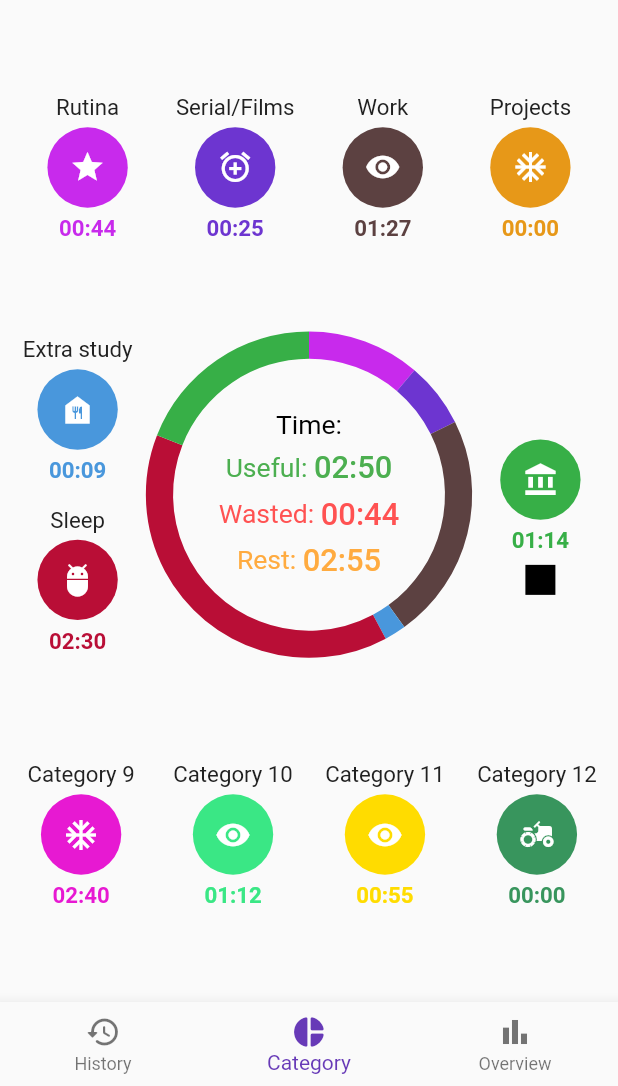
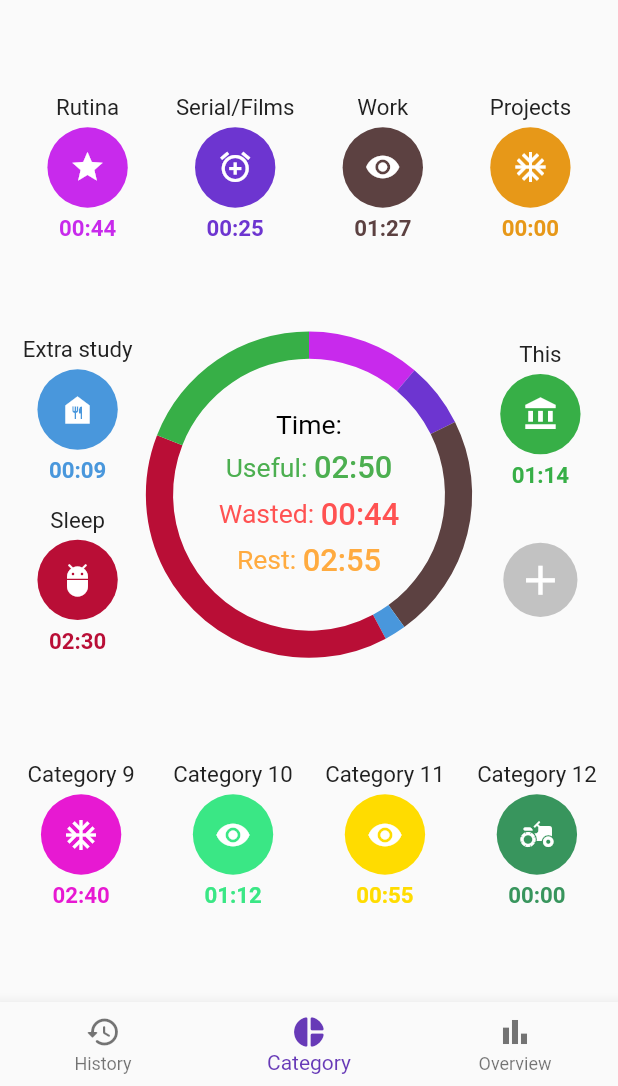
Before and after one commit to CptTapochek/TimeSaver, a Flutter app: the screen it shows after launch, on a phone screen of 412 x 824 dp, the part 150-1236 px from its top. Run offline on Flutter 3.47's test engine with Material 2 defaults, Android fonts, the phone set to English and light mode, and no system bars; our stand-ins replace syncfusion_flutter_charts.

Commit message:
has been added "add category button", refactoring code from "CategoryBlock.dart"

```diff
--- a/lib/Blocks/CategoryBlock.dart
+++ b/lib/Blocks/CategoryBlock.dart
@@ -2,7 +2,7 @@ import 'package:flutter/material.dart';
 import 'package:time_saver/Blocks/addTime.dart';
 
 
-class Category extends StatelessWidget {
+class Category extends StatefulWidget {
   const Category({Key? key,
     required this.categoryColor,
     required this.categoryTitle,
@@ -16,9 +16,28 @@ class Category extends StatelessWidget {
   final int categoryTime;
 
   @override
+  State<Category> createState() => CategoryState();
+}
+
+class CategoryState extends State<Category> {
+  var data = {};
+
+  @override
+  void initState(){
+    super.initState();
+  }
+
+  @override
   Widget build(BuildContext context) {
+    data = {
+      "color": widget.categoryColor,
+      "title": widget.categoryTitle,
+      "icon": widget.categoryIcon,
+      "time": widget.categoryTime
+    };
+
     int hours = 0, minutes = 0;
-    for(var i = 0; i < categoryTime; i++){
+    for(var i = 0; i < data["time"]; i++){
       if(i % 60 == 0){
         minutes++;
         if(minutes % 60 == 0){
@@ -33,8 +52,9 @@ class Category extends StatelessWidget {
     return Container(
         child: TextButton(
           onPressed: () {
-            Scaffold.of(context).showBottomSheet<void>(
-                (BuildContext context){
+            showModalBottomSheet<void>(
+              context: context,
+              builder: (BuildContext context){
                   return BottomSheetAddTime(context);
                 }
             );
@@ -47,7 +67,7 @@ class Category extends StatelessWidget {
                     child: RichText(
                       overflow: TextOverflow.ellipsis,
                       text: TextSpan(
-                        text: categoryTitle,
+                        text: data["title"],
                         style: TextStyle(
                             color: Colors.grey[900],
                             fontWeight: FontWeight.w400,
@@ -62,16 +82,16 @@ class Category extends StatelessWidget {
                 width: screenWidth * 0.13, height: screenWidth * 0.13,
                 decoration: BoxDecoration(
                   borderRadius: BorderRadius.circular(50),
-                  color: categoryColor,
+                  color: data["color"],
                 ),
-                child: categoryIcon,
+                child: data["icon"],
               ),
               const SizedBox(height: 5),
               Text(
                 '${hours < 10 ? '0' : ''}$hours:${minutes < 10 ? '0' : ''}$minutes',
                 style: TextStyle(
                   fontWeight: FontWeight.w600,
-                  color: categoryColor,
+                  color: data["color"],
                   fontSize: screenWidth * 0.036
                 ),
               )
--- a/lib/pages/Category.dart
+++ b/lib/pages/Category.dart
@@ -48,7 +48,7 @@ List data = [
       "type": "rest"
     },
     "category_7":{
-      "title": "",
+      "title": "This",
       "time": 4433,
       "color": Color(0xff37af47),
       "icon": Icons.account_balance,
@@ -330,7 +330,28 @@ class CategoryPageState extends State<CategoryPage>{
                       categoryTitle: data[0]["category_$index"]["title"],
                       categoryTime: data[0]["category_$index"]["time"],
                       categoryIcon: Icon(data[0]["category_$index"]["icon"], color: Colors.white)
-                  ) : Container(width: 20,height: 20, color: Colors.black,)
+                  ) : TextButton(
+                    onPressed: () {},
+                    child: Column(
+                      children: [
+                        SizedBox(
+                          width: screenWidth * 0.2,
+                          child: const Text(""),
+                        ),
+                        const SizedBox(height: 5),
+                        Container(
+                          width: screenWidth * 0.12, height: screenWidth * 0.12,
+                          decoration: BoxDecoration(
+                              color: const Color(0xffc2c2c2),
+                              borderRadius: BorderRadius.circular(50)
+                          ),
+                          child: Icon(Icons.add, color: Colors.white, size: screenWidth * 0.08,),
+                        ),
+                        const SizedBox(height: 5),
+                        const Text(""),
+                      ],
+                    )
+                  )
               ],
             ),
           ],
```
